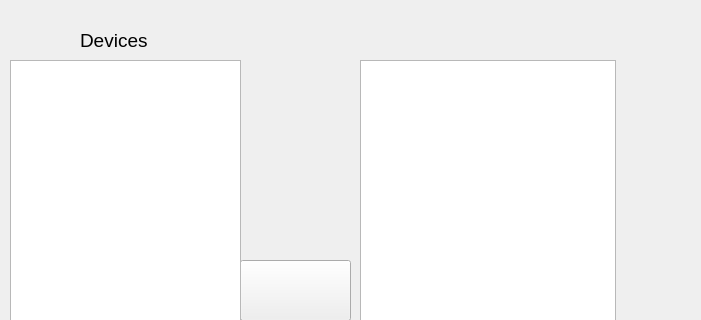
This is MainWindow.ui in hwp9527/1302_focus as Qt 5 draws it before an edit; both pictures show x 0 to 701 and y 0 to 320 of the 800 by 571 pixel window. The edited form follows.
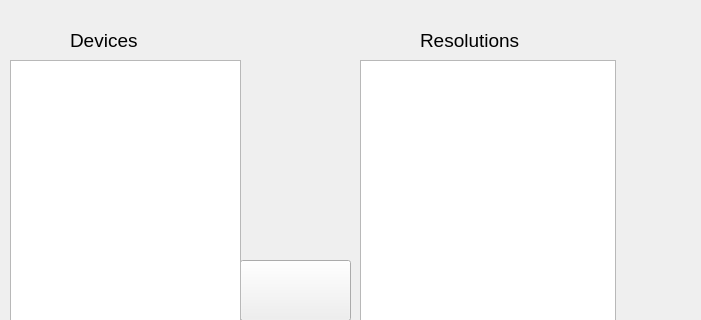
This is the edited form. Icons and pictures are not drawn.

Commit message: 添加初始化列表中可直观看出当前可用摄像头的数量，以及被选中的摄像头的可支持的分辨率个数

```diff
--- a/MainWindow.ui
+++ b/MainWindow.ui
@@ -17,9 +17,9 @@
    <widget class="QLabel" name="label_device">
     <property name="geometry">
      <rect>
-      <x>80</x>
+      <x>70</x>
       <y>20</y>
-      <width>81</width>
+      <width>171</width>
       <height>41</height>
      </rect>
     </property>
@@ -77,6 +77,27 @@
      </rect>
     </property>
    </widget>
+   <widget class="QLabel" name="label_Resolutions">
+    <property name="geometry">
+     <rect>
+      <x>420</x>
+      <y>20</y>
+      <width>191</width>
+      <height>41</height>
+     </rect>
+    </property>
+    <property name="font">
+     <font>
+      <family>Arial</family>
+      <pointsize>14</pointsize>
+      <weight>50</weight>
+      <bold>false</bold>
+     </font>
+    </property>
+    <property name="text">
+     <string>Resolutions</string>
+    </property>
+   </widget>
   </widget>
   <widget class="QMenuBar" name="menubar">
    <property name="geometry">
```
The commit also changes 2 other files.
